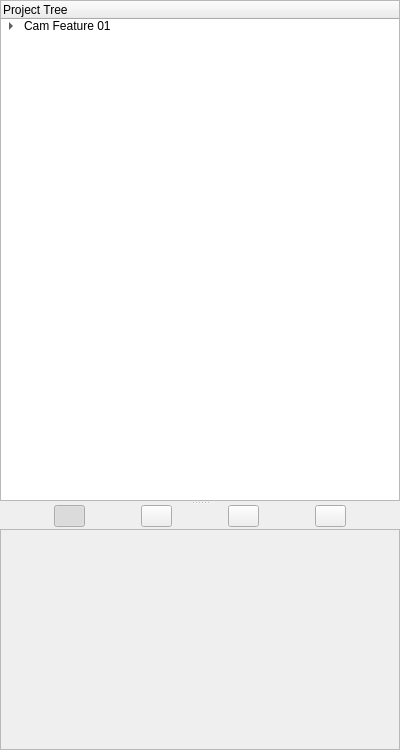
The window that src/Mod/Cam2/Gui/CamProjectDockWindow.ui (mrlukeparry/FreeCAD_sf_master) describes before a commit, drawn with Qt 5.
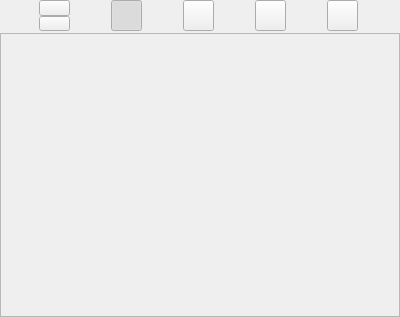
The same window after the commit. Icons and pictures are not drawn.

Commit message: Removed the Project Tree from the Cam Project Doc window as its content will be included in the FreeCAD Document Tree now.

Diff of the .ui file:
```diff
--- a/src/Mod/Cam2/Gui/CamProjectDockWindow.ui
+++ b/src/Mod/Cam2/Gui/CamProjectDockWindow.ui
@@ -7,7 +7,7 @@
     <x>0</x>
     <y>0</y>
     <width>400</width>
-    <height>750</height>
+    <height>317</height>
    </rect>
   </property>
   <property name="windowTitle">
@@ -25,58 +25,6 @@
      <property name="orientation">
       <enum>Qt::Vertical</enum>
      </property>
-     <widget class="QTreeWidget" name="ProjectTree">
-      <column>
-       <property name="text">
-        <string>Project Tree</string>
-       </property>
-      </column>
-      <item>
-       <property name="text">
-        <string>Cam Feature 01</string>
-       </property>
-       <property name="icon">
-        <iconset resource="Resources/Cam.qrc">
-         <normaloff>:/icons/cam.png</normaloff>:/icons/cam.png</iconset>
-       </property>
-       <item>
-        <property name="text">
-         <string>Rough</string>
-        </property>
-        <property name="icon">
-         <iconset>
-          <normaloff>../../../../../../QTCreator/FreeCAD-UI/gear.png</normaloff>../../../../../../QTCreator/FreeCAD-UI/gear.png</iconset>
-        </property>
-        <item>
-         <property name="text">
-          <string>ToolPath 01</string>
-         </property>
-         <property name="icon">
-          <iconset resource="Resources/Cam.qrc">
-           <normaloff>:/icons/tp.png</normaloff>:/icons/tp.png</iconset>
-         </property>
-        </item>
-       </item>
-       <item>
-        <property name="text">
-         <string>Contour</string>
-        </property>
-        <property name="icon">
-         <iconset>
-          <normaloff>../../../../../../QTCreator/FreeCAD-UI/gear.png</normaloff>../../../../../../QTCreator/FreeCAD-UI/gear.png</iconset>
-        </property>
-       </item>
-       <item>
-        <property name="text">
-         <string>Pocket</string>
-        </property>
-        <property name="icon">
-         <iconset>
-          <normaloff>../../../../../../QTCreator/FreeCAD-UI/gear.png</normaloff>../../../../../../QTCreator/FreeCAD-UI/gear.png</iconset>
-        </property>
-       </item>
-      </item>
-     </widget>
      <widget class="QWidget" name="SettingsArea" native="true">
       <layout class="QVBoxLayout" name="verticalLayout_2">
        <property name="spacing">
@@ -87,6 +35,77 @@
        </property>
        <item>
         <layout class="QHBoxLayout" name="FeatureButtons">
+         <item>
+          <widget class="QWidget" name="updownGroup" native="true">
+           <property name="minimumSize">
+            <size>
+             <width>31</width>
+             <height>31</height>
+            </size>
+           </property>
+           <property name="maximumSize">
+            <size>
+             <width>31</width>
+             <height>31</height>
+            </size>
+           </property>
+           <layout class="QGridLayout" name="gridLayout_13">
+            <property name="margin">
+             <number>0</number>
+            </property>
+            <property name="spacing">
+             <number>0</number>
+            </property>
+            <item row="0" column="0">
+             <layout class="QVBoxLayout" name="updownGroupVLayout">
+              <property name="spacing">
+               <number>0</number>
+              </property>
+              <item>
+               <widget class="QPushButton" name="upBtn">
+                <property name="toolTip">
+                 <string>Move the Selected Feature up</string>
+                </property>
+                <property name="text">
+                 <string/>
+                </property>
+                <property name="icon">
+                 <iconset resource="Resources/Cam.qrc">
+                  <normaloff>:/icons/up.svg</normaloff>:/icons/up.svg</iconset>
+                </property>
+                <property name="iconSize">
+                 <size>
+                  <width>24</width>
+                  <height>12</height>
+                 </size>
+                </property>
+               </widget>
+              </item>
+              <item>
+               <widget class="QPushButton" name="downBtn">
+                <property name="toolTip">
+                 <string>Move the Selected Feature down</string>
+                </property>
+                <property name="text">
+                 <string/>
+                </property>
+                <property name="icon">
+                 <iconset resource="Resources/Cam.qrc">
+                  <normaloff>:/icons/down.svg</normaloff>:/icons/down.svg</iconset>
+                </property>
+                <property name="iconSize">
+                 <size>
+                  <width>24</width>
+                  <height>12</height>
+                 </size>
+                </property>
+               </widget>
+              </item>
+             </layout>
+            </item>
+           </layout>
+          </widget>
+         </item>
          <item>
           <widget class="QPushButton" name="FeatureEnableButton">
            <property name="maximumSize">
@@ -187,7 +206,7 @@
             <x>0</x>
             <y>0</y>
             <width>398</width>
-            <height>248</height>
+            <height>280</height>
            </rect>
           </property>
           <layout class="QVBoxLayout" name="verticalLayout"/>
```
Left out of the diff: 14 changed lines with no effect on the pictures.
